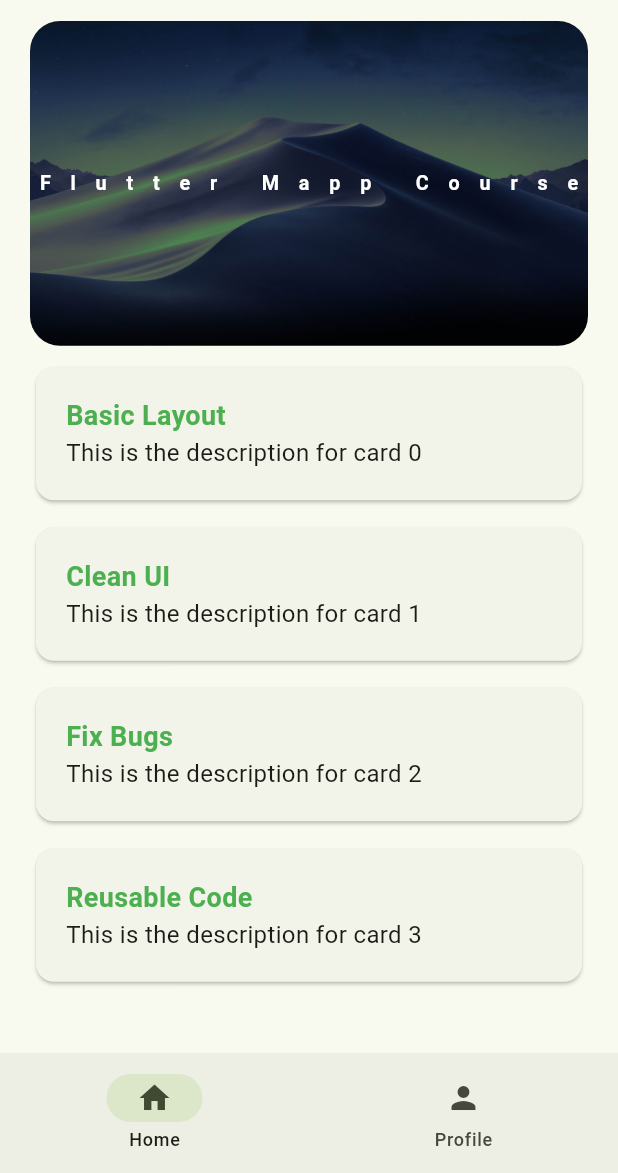
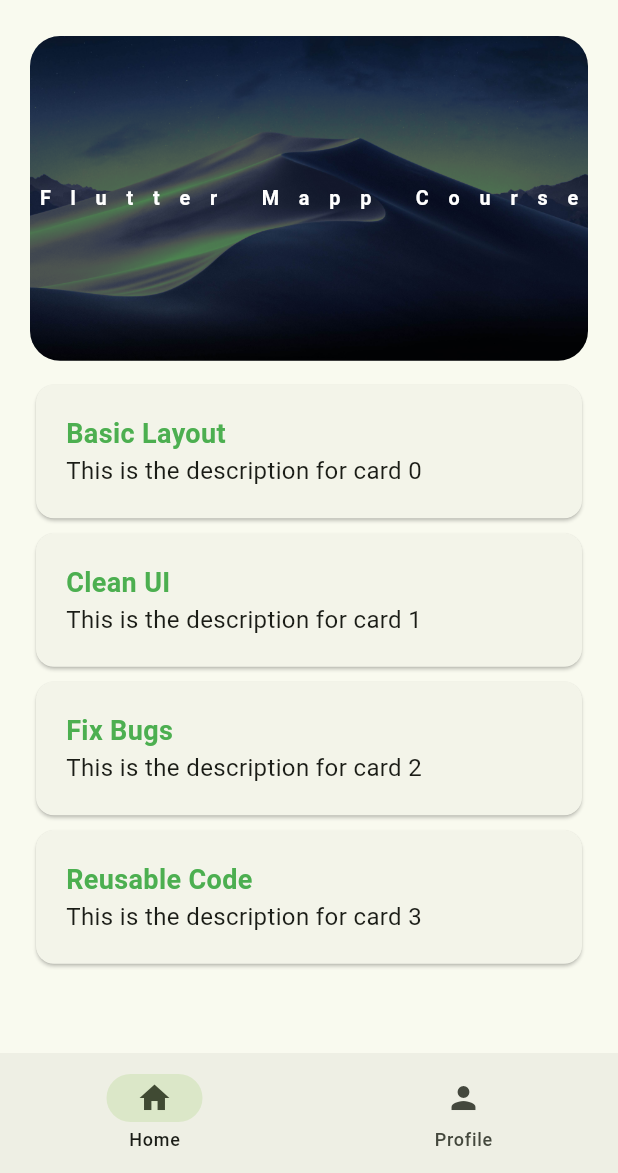
Before and after one commit to rizwanmustafa/summer-2025-internship-flutter_mapp-flutter_course, a Flutter app: the WidgetTree screen opened directly, on a phone screen of 412 x 824 dp, the part 63-1236 px from its top. Run offline on Flutter 3.47's test engine with Material 3 defaults, Android fonts, the phone set to English and light mode, and no system bars; our stand-ins replace lottie, shared_preferences; accounts and stored records are empty.

Commit message:
feat: completed till the start of chapter 10

```diff
--- a/lib/views/pages/home_page.dart
+++ b/lib/views/pages/home_page.dart
@@ -20,7 +20,9 @@ class HomePage extends StatelessWidget {
         padding: EdgeInsets.symmetric(horizontal: 20.0),
         child: Column(
           children: [
+            SizedBox(height: 10.0),
             HeroWidget(title: 'Flutter Mapp Course', nextPage: CoursePage()),
+            SizedBox(height: 10),
 
             ...List.generate(4, (index) {
               return ContainerWidget(
--- a/lib/views/pages/profile_page.dart
+++ b/lib/views/pages/profile_page.dart
@@ -12,6 +12,10 @@ class ProfilePage extends StatelessWidget {
 
       child: Column(
         children: [
+          CircleAvatar(
+            radius: 50,
+            backgroundImage: AssetImage('assets/images/logo.png'),
+          ),
           ListTile(
             title: Text('Logout'),
             onTap: () {
--- a/lib/views/widgets/container_widget.dart
+++ b/lib/views/widgets/container_widget.dart
@@ -14,7 +14,7 @@ class ContainerWidget extends StatelessWidget {
   @override
   Widget build(BuildContext context) {
     return Container(
-      padding: EdgeInsets.only(top: 10),
+      padding: EdgeInsets.only(top: 2.0),
       width: double.infinity,
 
       child: Card(
```
